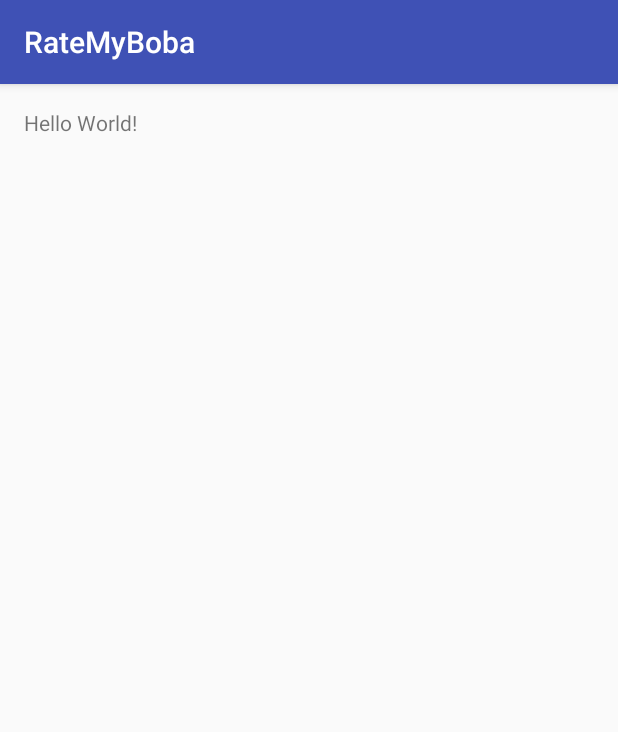
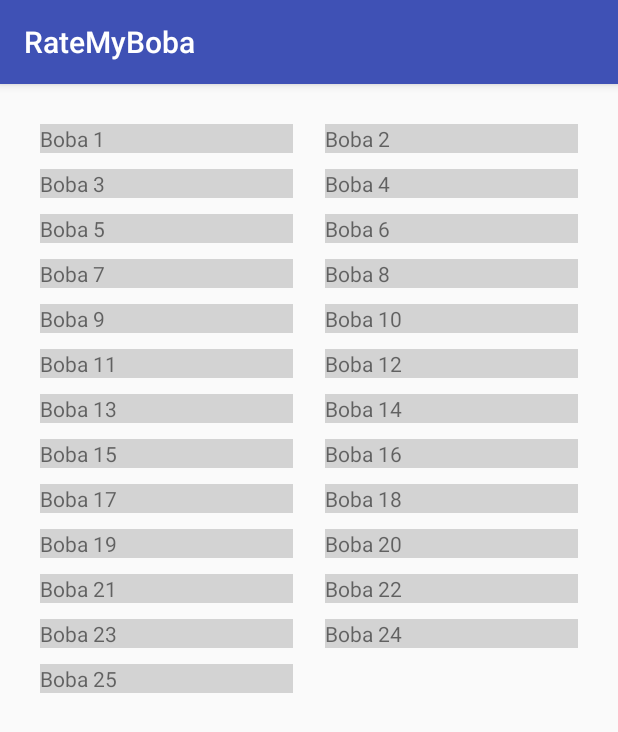
Before and after one commit to adao1123/Project4, an Android app: the screen it shows after launch (MainActivity), on a phone screen of 412 x 824 dp. Shown: the top 732 px of the screen. Run offline under Robolectric (Android 15) with nearby library versions, the light colour scheme and no system bars.

Commit message:
Implemented Basic Recycler View, Fragment Management/Interfaces between Fragments

```diff
--- a/RateMyBoba/app/build.gradle
+++ b/RateMyBoba/app/build.gradle
@@ -23,4 +23,6 @@ dependencies {
     compile fileTree(dir: 'libs', include: ['*.jar'])
     testCompile 'junit:junit:4.12'
     compile 'com.android.support:appcompat-v7:23.3.0'
+    compile 'com.android.support:recyclerview-v7:23.3.0'
+
 }
--- a/RateMyBoba/app/src/main/java/com/example/ratemyboba/MainActivity.java
+++ b/RateMyBoba/app/src/main/java/com/example/ratemyboba/MainActivity.java
@@ -1,13 +1,43 @@
 package com.example.ratemyboba;
 
+import android.support.v4.app.FragmentManager;
+import android.support.v4.app.FragmentTransaction;
 import android.support.v7.app.AppCompatActivity;
 import android.os.Bundle;
 
-public class MainActivity extends AppCompatActivity {
+import com.example.ratemyboba.fragments.BobaFragment;
+import com.example.ratemyboba.fragments.HomeFragment;
+import com.example.ratemyboba.models.Tea;
+
+public class MainActivity extends AppCompatActivity implements HomeFragment.PassClickedTeaListener{
+
+    FragmentManager fragmentManager;
+    FragmentTransaction fragmentTransaction;
 
     @Override
     protected void onCreate(Bundle savedInstanceState) {
         super.onCreate(savedInstanceState);
         setContentView(R.layout.activity_main);
+        setFragmentManager();
+    }
+
+    private void setFragmentManager(){
+        fragmentManager = getSupportFragmentManager();
+        fragmentTransaction = fragmentManager.beginTransaction();
+        HomeFragment homeFragment = new HomeFragment();
+        fragmentTransaction.add(R.id.fragment_contatinerID,homeFragment);
+        fragmentTransaction.commit();
+    }
+
+    @Override
+    public void passClickedTea(Tea tea) {
+        fragmentTransaction = fragmentManager.beginTransaction();
+        BobaFragment bobaFragment = new BobaFragment();
+        Bundle bundle = new Bundle();
+        bundle.putString("KEY",tea.getTitle());
+        bobaFragment.setArguments(bundle);
+        fragmentTransaction.replace(R.id.fragment_contatinerID,bobaFragment);
+        fragmentTransaction.commit();
+
     }
 }
--- /dev/null
+++ b/RateMyBoba/app/src/main/java/com/example/ratemyboba/TeaAdapter.java
@@ -0,0 +1,69 @@
+package com.example.ratemyboba;
+
+import android.content.Context;
+import android.support.v7.widget.RecyclerView;
+import android.view.LayoutInflater;
+import android.view.View;
+import android.view.ViewGroup;
+import android.widget.Button;
+import android.widget.TextView;
+
+import com.example.ratemyboba.models.Tea;
+
+import java.util.List;
+
+/**
+ * Created by adao1 on 5/2/2016.
+ */
+public class TeaAdapter extends RecyclerView.Adapter<TeaAdapter.ViewHolder> {
+
+    private List<Tea> mTeas;
+    private final OnTeaClickListener listener;
+
+    public TeaAdapter(List<Tea> mTeas, OnTeaClickListener listener) {
+        this.mTeas = mTeas;
+        this.listener = listener;
+    }
+
+    public interface OnTeaClickListener{
+        void onTeaClick(Tea tea);
+    }
+
+    @Override
+    public ViewHolder onCreateViewHolder(ViewGroup parent, int viewType) {
+        Context context = parent.getContext();
+        LayoutInflater inflater = LayoutInflater.from(context);
+        View teaView = inflater.inflate(R.layout.rv_item, parent, false);
+        ViewHolder viewHolder = new ViewHolder(teaView);
+        return viewHolder;
+    }
+
+    @Override
+    public void onBindViewHolder(ViewHolder holder, int position) {
+        Tea tea = mTeas.get(position);
+        TextView titleTV = holder.titleTV;
+        titleTV.setText(tea.getTitle());
+        holder.bind(mTeas.get(position),listener);
+    }
+
+    @Override
+    public int getItemCount() {
+        return mTeas.size();
+    }
+
+    public static class ViewHolder extends RecyclerView.ViewHolder{
+        public TextView titleTV;
+        public ViewHolder(View itemView) {
+            super(itemView);
+            titleTV = (TextView)itemView.findViewById(R.id.rv_title_id);
+        }
+        public void bind(final Tea tea, final OnTeaClickListener listener){
+            itemView.setOnClickListener(new View.OnClickListener() {
+                @Override
+                public void onClick(View v) {
+                    listener.onTeaClick(tea);
+                }
+            });
+        }
+    }
+}
--- /dev/null
+++ b/RateMyBoba/app/src/main/java/com/example/ratemyboba/fragments/HomeFragment.java
@@ -0,0 +1,75 @@
+package com.example.ratemyboba.fragments;
+
+import android.content.Context;
+import android.os.Bundle;
+import android.support.annotation.Nullable;
+import android.support.v4.app.Fragment;
+import android.support.v7.widget.GridLayoutManager;
+import android.support.v7.widget.RecyclerView;
+import android.view.LayoutInflater;
+import android.view.View;
+import android.view.ViewGroup;
+
+import com.example.ratemyboba.R;
+import com.example.ratemyboba.TeaAdapter;
+import com.example.ratemyboba.models.Tea;
+import com.example.ratemyboba.util.RV_Divider_Decoration;
+import com.example.ratemyboba.util.RV_Space_Decoration;
+
+import java.util.ArrayList;
+import java.util.List;
+
+/**
+ * Created by adao1 on 5/1/2016.
+ */
+public class HomeFragment extends Fragment implements TeaAdapter.OnTeaClickListener{
+    RecyclerView teaRV;
+    List<Tea> teaList;
+    PassClickedTeaListener listener;
+
+    @Nullable
+    @Override
+    public View onCreateView(LayoutInflater inflater, ViewGroup container, Bundle savedInstanceState) {
+        View view = inflater.inflate(R.layout.fragment_home,container,false);
+        teaRV = (RecyclerView)view.findViewById(R.id.home_RV_id);
+        return view;
+    }
+
+    @Override
+    public void onViewCreated(View view, @Nullable Bundle savedInstanceState) {
+        super.onViewCreated(view, savedInstanceState);
+        teaList = new ArrayList<>();
+        fillList(); //TEMP/PLACEHOLDER
+        setRV();
+    }
+
+    private void setRV(){
+        TeaAdapter teaAdapter = new TeaAdapter(teaList,this);
+        teaRV.setAdapter(teaAdapter);
+        GridLayoutManager gridLayoutManager = new GridLayoutManager(getContext(),2);
+        teaRV.setLayoutManager(gridLayoutManager);
+        RV_Space_Decoration decoration = new RV_Space_Decoration(16);
+        teaRV.addItemDecoration(decoration);
+    }
+
+    private void fillList(){
+        for (int i = 1; i <= 25; i++){
+            teaList.add(new Tea("Boba " + i));
+        }
+    }
+
+    public interface PassClickedTeaListener{
+        void passClickedTea(Tea tea);
+    }
+
+    @Override
+    public void onAttach(Context context) {
+        super.onAttach(context);
+        listener = (PassClickedTeaListener)getActivity();
+    }
+
+    @Override
+    public void onTeaClick(Tea tea) {
+        listener.passClickedTea(tea);
+    }
+}
--- /dev/null
+++ b/RateMyBoba/app/src/main/java/com/example/ratemyboba/models/Tea.java
@@ -0,0 +1,16 @@
+package com.example.ratemyboba.models;
+
+/**
+ * Created by adao1 on 5/2/2016.
+ */
+public class Tea {
+    private String title;
+
+    public Tea(String title) {
+        this.title = title;
+    }
+
+    public String getTitle() {
+        return title;
+    }
+}
--- /dev/null
+++ b/RateMyBoba/app/src/main/java/com/example/ratemyboba/util/RV_Space_Decoration.java
@@ -0,0 +1,25 @@
+package com.example.ratemyboba.util;
+
+import android.graphics.Rect;
+import android.support.v7.widget.RecyclerView;
+import android.view.View;
+
+/**
+ * Created by adao1 on 5/2/2016.
+ */
+
+public class RV_Space_Decoration extends RecyclerView.ItemDecoration {
+    private final int mSpace;
+    public RV_Space_Decoration(int space) {
+        this.mSpace = space;
+    }
+    @Override
+    public void getItemOffsets(Rect outRect, View view, RecyclerView parent, RecyclerView.State state) {
+        outRect.left = mSpace;
+        outRect.right = mSpace;
+        outRect.bottom = mSpace;
+        // Add top margin only for the first item to avoid double space between items
+        if (parent.getChildAdapterPosition(view) == 0||parent.getChildAdapterPosition(view) == 1)
+            outRect.top = mSpace;
+    }
+}
--- a/RateMyBoba/app/src/main/res/layout/activity_main.xml
+++ b/RateMyBoba/app/src/main/res/layout/activity_main.xml
@@ -9,8 +9,9 @@
     android:paddingTop="@dimen/activity_vertical_margin"
     tools:context="com.example.ratemyboba.MainActivity">
 
-    <TextView
-        android:layout_width="wrap_content"
-        android:layout_height="wrap_content"
-        android:text="Hello World!" />
+    <FrameLayout
+        android:id="@+id/fragment_contatinerID"
+        android:layout_width="match_parent"
+        android:layout_height="match_parent"/>
+
 </RelativeLayout>
--- /dev/null
+++ b/RateMyBoba/app/src/main/res/layout/fragment_home.xml
@@ -0,0 +1,9 @@
+<?xml version="1.0" encoding="utf-8"?>
+<LinearLayout xmlns:android="http://schemas.android.com/apk/res/android"
+    android:orientation="vertical" android:layout_width="match_parent"
+    android:layout_height="match_parent">
+    <android.support.v7.widget.RecyclerView
+        android:id="@+id/home_RV_id"
+        android:layout_width="match_parent"
+        android:layout_height="match_parent"/>
+</LinearLayout>
--- /dev/null
+++ b/RateMyBoba/app/src/main/res/layout/fragment_search.xml
@@ -0,0 +1,6 @@
+<?xml version="1.0" encoding="utf-8"?>
+<LinearLayout xmlns:android="http://schemas.android.com/apk/res/android"
+    android:orientation="vertical" android:layout_width="match_parent"
+    android:layout_height="match_parent">
+
+</LinearLayout>
--- /dev/null
+++ b/RateMyBoba/app/src/main/res/layout/rv_item.xml
@@ -0,0 +1,12 @@
+<?xml version="1.0" encoding="utf-8"?>
+<LinearLayout xmlns:android="http://schemas.android.com/apk/res/android"
+    android:orientation="vertical" android:layout_width="match_parent"
+    android:layout_height="wrap_content"
+    android:background="#d3d3d3">
+
+    <TextView
+        android:id="@+id/rv_title_id"
+        android:layout_width="match_parent"
+        android:layout_height="wrap_content" />
+
+</LinearLayout>
```
Also changed, not shown: RateMyBoba/app/src/main/java/com/example/ratemyboba/fragments/BobaFragment.java (added, +39 -0 lines), RateMyBoba/app/src/main/java/com/example/ratemyboba/fragments/SearchFragment.java (added, +27 -0 lines), RateMyBoba/app/src/main/java/com/example/ratemyboba/util/RV_Divider_Decoration.java (added, +93 -0 lines), RateMyBoba/app/src/main/res/layout/fragment_boba.xml (added, +11 -0 lines).
